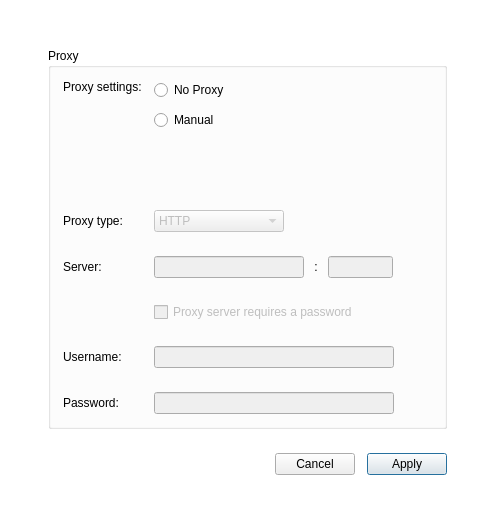
Old version of the form src/MEGASync/gui/ui/ProxySettings.ui in the repository meganz/MEGAsync.
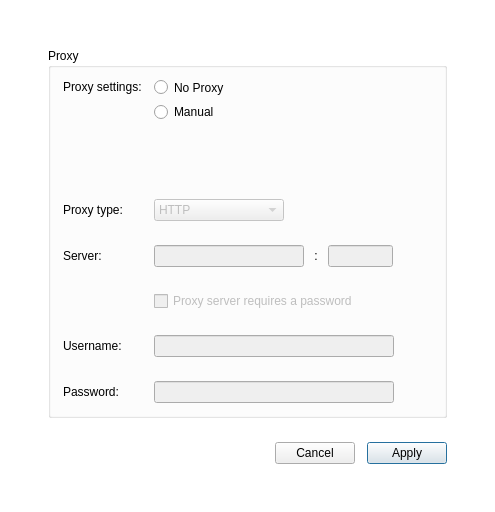
New version of the form. Icons and pictures are not drawn. Custom widgets are drawn as their Qt base class.

```diff
--- a/src/MEGASync/gui/ui/ProxySettings.ui
+++ b/src/MEGASync/gui/ui/ProxySettings.ui
@@ -21,8 +21,8 @@
   </property>
   <property name="minimumSize">
    <size>
-    <width>0</width>
-    <height>0</height>
+    <width>495</width>
+    <height>512</height>
    </size>
   </property>
   <property name="maximumSize">
```
